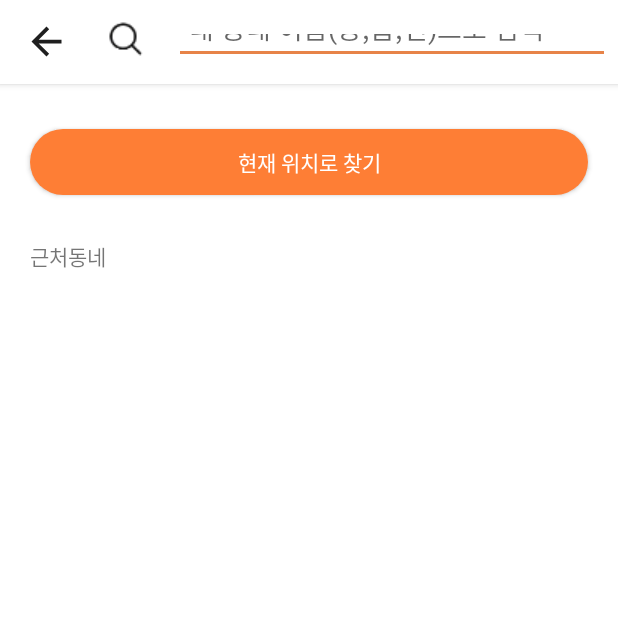
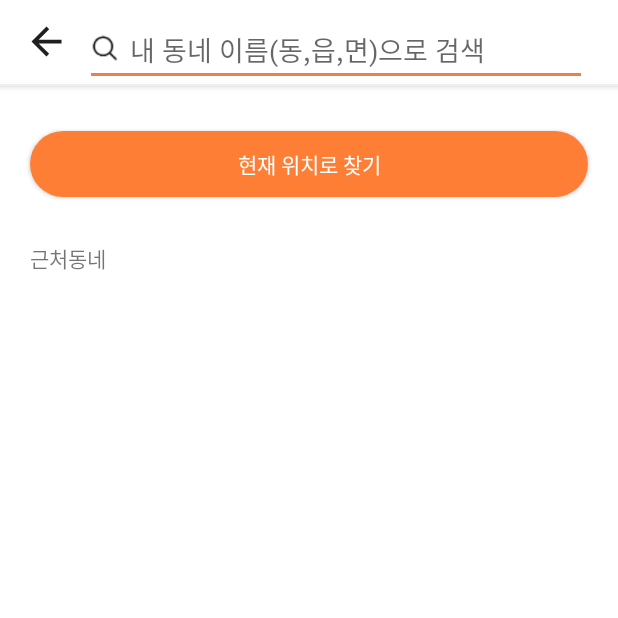
Before and after one commit to skine134/carrot_market, an Android app: the FindTownActivity screen opened directly, with no data from a screen before it, on a phone screen of 412 x 824 dp, the top half of it. Run offline under Robolectric (Android 15) with nearby library versions, the light colour scheme and no system bars.

Commit message:
내 동네 찾기 어댑터 구성

```diff
--- /dev/null
+++ b/app/src/main/java/com/skott/softsquared/outsourcing_simulation/src/main/find_town/FindMyTownAdapter.kt
@@ -0,0 +1,24 @@
+package com.skott.softsquared.outsourcing_simulation.src.main.find_town
+
+import android.content.Context
+import android.view.LayoutInflater
+import android.view.ViewGroup
+import com.skott.softsquared.outsourcing_simulation.databinding.FindTownNearByTownAdapterBinding
+import com.skott.softsquared.outsourcing_simulation.src.main.find_town.model.TownInfo
+import com.skott.softsquared.outsourcing_simulation.src.util.adapters.BaseRecyclerMessageViewAdapter
+import com.skott.softsquared.outsourcing_simulation.src.util.custom_views.RecyclerMessageView
+
+class FindMyTownAdapter(context: Context,arrayList: ArrayList<TownInfo>,recyclerMessageView: RecyclerMessageView):BaseRecyclerMessageViewAdapter<TownInfo,FindMyTownViewHolder>(context,arrayList,recyclerMessageView) {
+    private val inflater=context.getSystemService(Context.LAYOUT_INFLATER_SERVICE) as LayoutInflater
+    private lateinit var binding: FindTownNearByTownAdapterBinding
+    override fun onCreateViewHolder(parent: ViewGroup, position: Int): FindMyTownViewHolder {
+        binding = FindTownNearByTownAdapterBinding.inflate(inflater,parent,false)
+        return FindMyTownViewHolder(binding)
+    }
+
+    override fun onBindViewHolder(holder: FindMyTownViewHolder, position: Int) {
+        holder.bind(arrayList[position].address,arrayList[position].relatedTown?:"")
+    }
+
+
+}
--- a/app/src/main/java/com/skott/softsquared/outsourcing_simulation/src/main/find_town/FindTownActivity.kt
+++ b/app/src/main/java/com/skott/softsquared/outsourcing_simulation/src/main/find_town/FindTownActivity.kt
@@ -1,13 +1,22 @@
 package com.skott.softsquared.outsourcing_simulation.src.main.find_town
 
+import android.content.Context
 import android.content.Intent
+import android.os.Bundle
+import androidx.recyclerview.widget.LinearLayoutManager
 import com.skott.softsquared.outsourcing_simulation.databinding.FindTownByCurrentLocationBinding
 import com.skott.softsquared.outsourcing_simulation.src.config.BaseActivity
+import com.skott.softsquared.outsourcing_simulation.src.main.find_town.model.TownInfo
 
 class FindTownActivity :BaseActivity<FindTownByCurrentLocationBinding>(FindTownByCurrentLocationBinding::inflate){
-
-    override fun onActivityResult(requestCode: Int, resultCode: Int, data: Intent?) {
-        super.onActivityResult(requestCode, resultCode, data)
-        //TODO: 사용자가 선택한 주소 정보를 받아옴.
+    private lateinit var context: Context
+    private lateinit var adapter:FindMyTownAdapter
+    override fun onCreate(savedInstanceState: Bundle?) {
+        super.onCreate(savedInstanceState)
+        val arrayList = ArrayList<TownInfo>()
+        context = this
+        adapter = FindMyTownAdapter(context,arrayList,binding.findTownRecyclerMessageView)
+        binding.findTownRecyclerMessageView.getRecyclerView().layoutManager = LinearLayoutManager(context)
+        binding.findTownRecyclerMessageView.getRecyclerView().adapter = adapter
     }
 }
--- /dev/null
+++ b/app/src/main/java/com/skott/softsquared/outsourcing_simulation/src/main/find_town/model/TownInfo.kt
@@ -0,0 +1,3 @@
+package com.skott.softsquared.outsourcing_simulation.src.main.find_town.model
+
+data class TownInfo(val address:String,var relatedTown:String?)
--- a/app/src/main/java/com/skott/softsquared/outsourcing_simulation/src/main/my_town_setting/SeekMapFragment.kt
+++ b/app/src/main/java/com/skott/softsquared/outsourcing_simulation/src/main/my_town_setting/SeekMapFragment.kt
@@ -35,7 +35,7 @@ class SeekMapFragment : BaseFragment<SeekMapFragmentBinding>(SeekMapFragmentBind
             }
 
             override fun onStopTrackingTouch(seekBar: SeekBar?) {
-                val value= currentPercent/33
+                val value= currentPercent
                 Log.d("test1",value.toString())
                 when(value)
                 {
--- a/app/src/main/java/com/skott/softsquared/outsourcing_simulation/src/util/custom_views/RecyclerMessageView.kt
+++ b/app/src/main/java/com/skott/softsquared/outsourcing_simulation/src/util/custom_views/RecyclerMessageView.kt
@@ -21,7 +21,7 @@ class RecyclerMessageView(context: Context, attrs: AttributeSet?=null) :
         attrs.run {
             context.obtainStyledAttributes(this, R.styleable.RecyclerMessageView)
         }.run {
-            message = getString(R.styleable.RecyclerMessageView_message)!!
+            message = getString(R.styleable.RecyclerMessageView_message)?:""
 
         }
     }
--- a/app/src/main/res/layout/find_town_by_current_location.xml
+++ b/app/src/main/res/layout/find_town_by_current_location.xml
@@ -2,10 +2,11 @@
 <androidx.constraintlayout.widget.ConstraintLayout
     xmlns:android="http://schemas.android.com/apk/res/android"
     xmlns:app="http://schemas.android.com/apk/res-auto"
+    xmlns:tools="http://schemas.android.com/tools"
     android:layout_width="match_parent"
     android:layout_height="match_parent">
 
-    <androidx.coordinatorlayout.widget.CoordinatorLayout
+    <com.skott.softsquared.outsourcing_simulation.src.util.custom_views.CarrotMarketAppbar
         android:id="@+id/main_top_coordinator"
         android:layout_width="match_parent"
         android:layout_height="wrap_content"
@@ -13,35 +14,30 @@
         android:elevation="3dp"
         app:layout_constraintTop_toTopOf="parent"
         app:layout_constraintVertical_bias="0"
-        app:layout_constraintVertical_chainStyle="packed">
+        app:layout_constraintVertical_chainStyle="packed"
+        app:back_button="true"
+        >
 
-        <com.google.android.material.appbar.AppBarLayout
-            android:layout_width="match_parent"
+
+        <androidx.constraintlayout.widget.Guideline
+            android:id="@+id/guideline"
+            android:layout_width="1dp"
             android:layout_height="match_parent"
-            android:background="@color/pure_trans"
-            app:elevation="0dp">
+            android:orientation="vertical"
+            app:layout_constraintGuide_percent="0.1" />
+        <com.skott.softsquared.outsourcing_simulation.src.util.custom_views.SearchView
+            android:id="@+id/search_town_by_location"
+            android:layout_marginEnd="15dp"
+            android:layout_width="0dp"
+            android:layout_height="wrap_content"
+            app:layout_constraintVertical_bias="1"
+            app:layout_constraintEnd_toEndOf="parent"
+            app:layout_constraintTop_toTopOf="parent"
+            app:layout_constraintStart_toStartOf="@id/guideline"
+            app:layout_constraintBottom_toBottomOf="parent"
+            />
+    </com.skott.softsquared.outsourcing_simulation.src.util.custom_views.CarrotMarketAppbar>
 
-            <androidx.appcompat.widget.Toolbar
-                android:id="@+id/main_app_bar"
-                android:layout_width="match_parent"
-                android:layout_height="match_parent"
-                android:gravity="center|end"
-                android:orientation="horizontal"
-                android:padding="10dp">
-
-                <ImageButton
-                    android:id="@+id/back_button"
-                    style="@style/BackButton"
-                    />
-                <com.skott.softsquared.outsourcing_simulation.src.util.custom_views.SearchView
-                    android:id="@+id/search_town_by_location"
-                    android:layout_marginStart="15dp"
-                    android:layout_width="match_parent"
-                    android:layout_height="30dp"
-                    />
-            </androidx.appcompat.widget.Toolbar>
-        </com.google.android.material.appbar.AppBarLayout>
-    </androidx.coordinatorlayout.widget.CoordinatorLayout>
 
     <androidx.constraintlayout.widget.ConstraintLayout
         android:layout_width="0dp"
--- a/app/src/main/res/layout/search_view.xml
+++ b/app/src/main/res/layout/search_view.xml
@@ -4,35 +4,35 @@
     xmlns:app="http://schemas.android.com/apk/res-auto"
     android:layout_width="match_parent"
     android:layout_height="wrap_content">
+    <EditText
+        android:id="@+id/search_edit_text"
+        android:layout_marginStart="15dp"
+        android:layout_marginEnd="5dp"
+        android:layout_width="0dp"
+        android:layout_height="match_parent"
+        android:paddingStart="30dp"
+        android:gravity="center|left"
+        android:lines="1"
+        android:inputType="text"
+        android:textCursorDrawable="@drawable/certificate_cursor_shape"
+        android:hint="@string/my_town_setting_find_town_by_currenct_location"
+        app:layout_constraintTop_toTopOf="parent"
+        app:layout_constraintStart_toStartOf="parent"
+        app:layout_constraintEnd_toEndOf="parent"
+        app:layout_constraintBottom_toBottomOf="parent"
+        android:focusable="true"/>
+
     <ImageButton
         android:id="@+id/search_button"
         android:layout_marginStart="15dp"
-        android:layout_width="0dp"
-        android:layout_height="wrap_content"
+        android:scaleType="fitCenter"
+        android:layout_width="30dp"
+        android:layout_height="0dp"
         android:src="@drawable/search"
         android:background="@color/pure_trans"
         app:layout_constraintDimensionRatio="1:1"
         app:layout_constraintTop_toTopOf="parent"
         app:layout_constraintBottom_toBottomOf="parent"
         app:layout_constraintStart_toStartOf="parent"
-        app:layout_constraintEnd_toStartOf="@id/search_edit_text"
         />
-    <EditText
-        android:id="@+id/search_edit_text"
-        android:layout_marginStart="15dp"
-        android:layout_marginEnd="5dp"
-        android:layout_width="0dp"
-        android:layout_height="match_parent"
-        android:paddingStart="10dp"
-        android:gravity="center|left"
-        android:lines="1"
-        android:inputType="text"
-        android:textCursorDrawable="@drawable/certificate_cursor_shape"
-        android:hint="@string/my_town_setting_find_town_by_currenct_location"
-        app:layout_constraintTop_toTopOf="parent"
-        app:layout_constraintStart_toEndOf="@id/search_button"
-        app:layout_constraintEnd_toEndOf="parent"
-        app:layout_constraintBottom_toBottomOf="parent"
-        android:focusable="true"/>
-
 </androidx.constraintlayout.widget.ConstraintLayout>
--- a/app/src/main/res/values/strings.xml
+++ b/app/src/main/res/values/strings.xml
@@ -23,7 +23,7 @@
 
     <!--                 MY_CARROT                 -->
 
-    <string name="my_carrot_user_info">town code</string>
+    <string name="my_carrot_user_info">town #code</string>
     <string name="my_carrot_see_profile">프로필 보기</string>
     <string name="my_carrot_user_cell">판매내역</string>
     <string name="my_carrot_user_buy">구매내역</string>
```
Also changed, not shown: app/src/main/java/com/skott/softsquared/outsourcing_simulation/src/main/find_town/FindMyTownViewHolder.kt (added, +14 -0 lines), app/src/main/java/com/skott/softsquared/outsourcing_simulation/src/main/home_my_carrot/MyCarrotFragment.kt (+55 -26 lines), app/src/main/java/com/skott/softsquared/outsourcing_simulation/src/main/home_my_carrot/MyCarrotRetrofitInterface.kt (added, +11 -0 lines), app/src/main/java/com/skott/softsquared/outsourcing_simulation/src/main/home_my_carrot/MyCarrotService.kt (added, +28 -0 lines), app/src/main/java/com/skott/softsquared/outsourcing_simulation/src/main/home_my_carrot/MyCarrotView.kt (added, +8 -0 lines), app/src/main/java/com/skott/softsquared/outsourcing_simulation/src/main/home_my_carrot/model/MyCarrotResponse.kt (added, +8 -0 lines), app/src/main/java/com/skott/softsquared/outsourcing_simulation/src/main/home_my_carrot/model/MyCarrotListItem.kt (line endings or trailing spaces).
